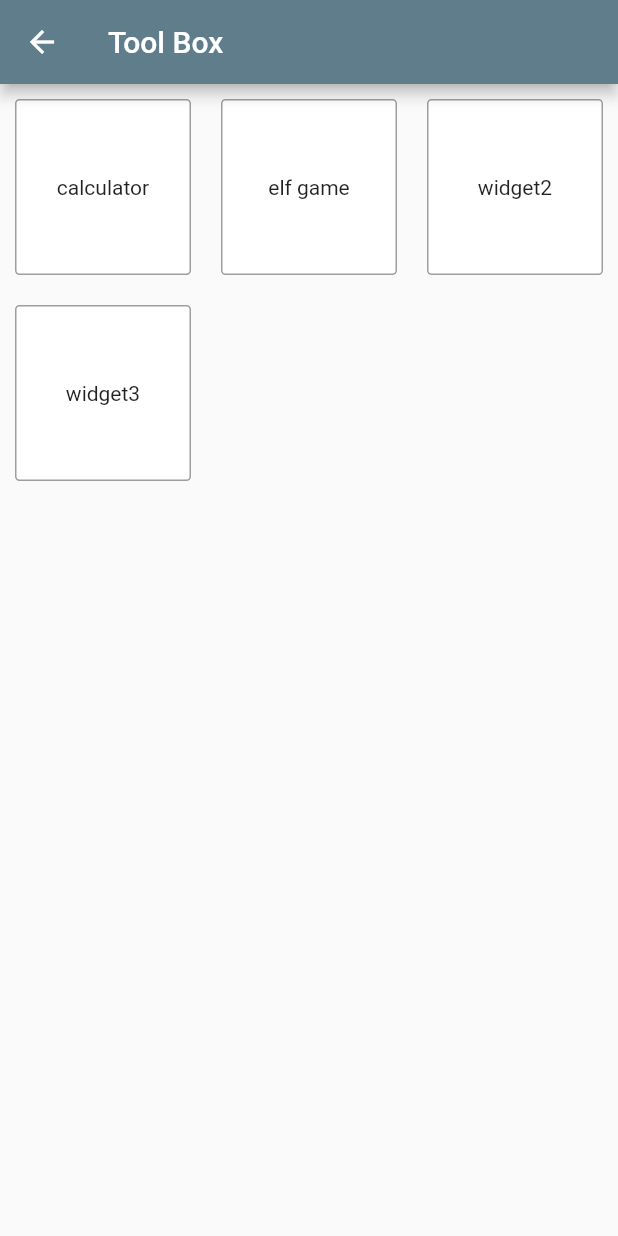
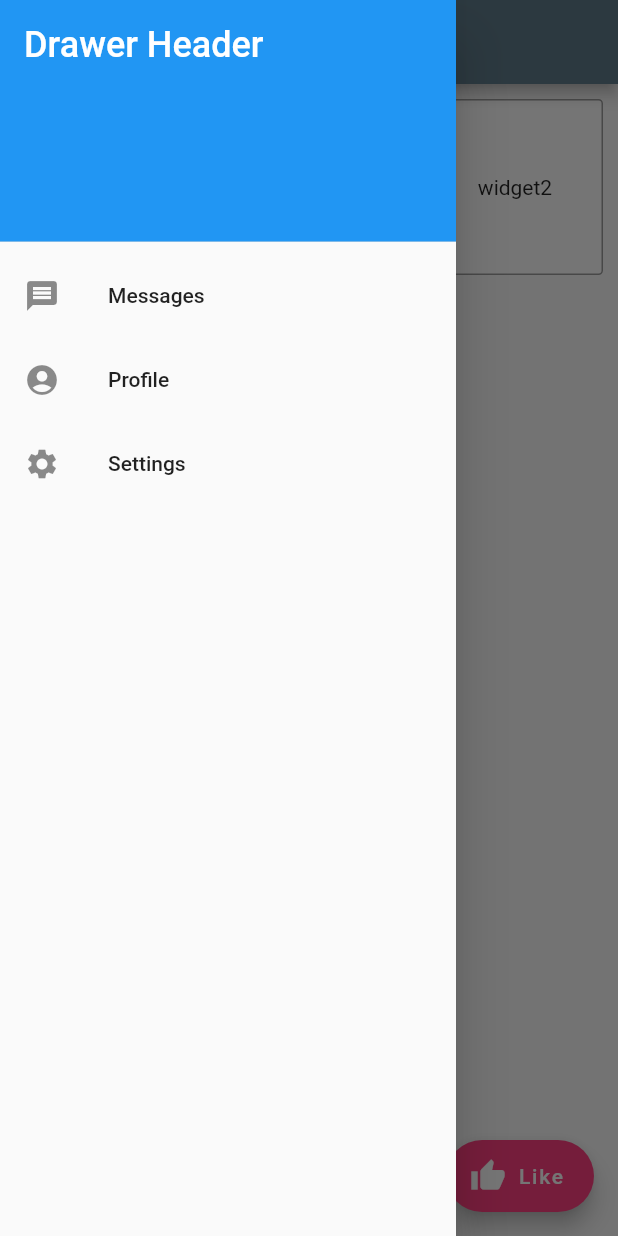
Before and after one commit to Ruila/flutter-game, a Flutter app: the ToolBox screen opened directly, with the side drawer open (before the commit the screen has no drawer), on a phone screen of 412 x 824 dp. Run offline on Flutter 3.47's test engine with Material 2 defaults, Android fonts, the phone set to English and light mode, and no system bars; missing offline and left inert: flame.

Commit message:
add drawer

```diff
--- a/boxgame/lib/pages/toolBox.dart
+++ b/boxgame/lib/pages/toolBox.dart
@@ -15,7 +15,45 @@ class ToolBox extends StatelessWidget {
   @override
   Widget build(BuildContext context) {
     return Scaffold(
-        appBar: AppBar(title: const Text("Tool Box")),
+        appBar: AppBar(
+          title: const Text("Tool Box"),
+        ),
+        drawer: Drawer(
+          child: ListView(
+            children: const <Widget>[
+              DrawerHeader(
+                decoration: BoxDecoration(
+                  color: Colors.blue,
+                ),
+                child: Text(
+                  'Drawer Header',
+                  style: TextStyle(
+                    color: Colors.white,
+                    fontSize: 24,
+                  ),
+                ),
+              ),
+              ListTile(
+                leading: Icon(Icons.message),
+                title: Text('Messages'),
+              ),
+              ListTile(
+                leading: Icon(Icons.account_circle),
+                title: Text('Profile'),
+              ),
+              ListTile(
+                leading: Icon(Icons.settings),
+                title: Text('Settings'),
+              ),
+            ],
+          ),
+        ),
+        floatingActionButton: FloatingActionButton.extended(
+          onPressed: () {},
+          label: const Text('Like'),
+          icon: const Icon(Icons.thumb_up),
+          backgroundColor: Colors.pinkAccent,
+        ),
         body: _wigetBox(context));
   }
 
```
